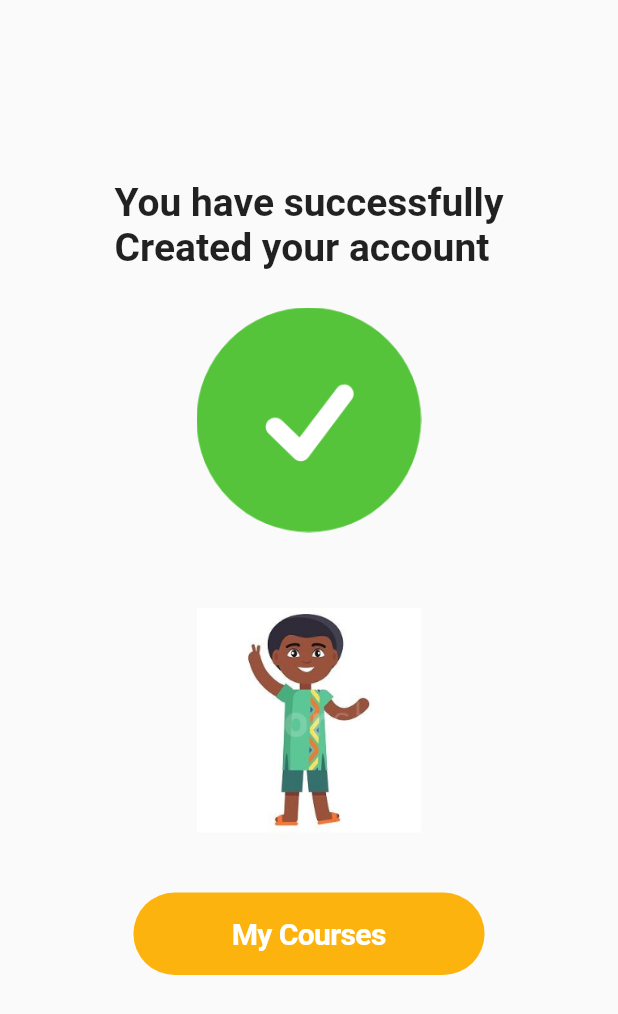
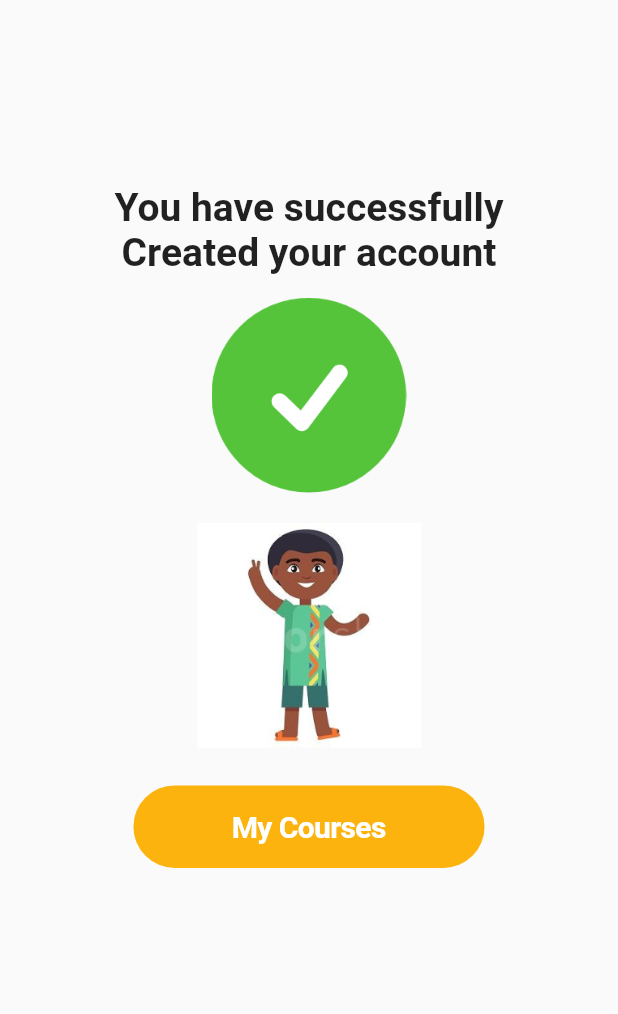
Before and after one commit to norbertkross/w2schools, a Flutter app: the AccountCreatedScreen screen opened directly, on a phone screen of 412 x 824 dp. Shown: the top 1014 px of the screen. Run offline on Flutter 3.47's test engine with Material 2 defaults, Android fonts, the phone set to English and light mode, and no system bars; our stand-ins replace flutter_screenutil.

Commit message:
implemented the register home screen

```diff
--- a/lib/Screens/TestButton/CreateAccount/accountCreated.dart
+++ b/lib/Screens/TestButton/CreateAccount/accountCreated.dart
@@ -1,5 +1,7 @@
 import 'package:flutter/material.dart';
 import 'package:w2schools/Components/reUseButton.dart';
+import 'package:flutter_screenutil/flutter_screenutil.dart';
+
 
 class AccountCreatedScreen extends StatefulWidget {
   /// A class that displays a welcome screen once a user account has been
@@ -12,32 +14,53 @@ class AccountCreatedScreen extends StatefulWidget {
 class _AccountCreatedScreenState extends State<AccountCreatedScreen> {
   @override
   Widget build(BuildContext context) {
+    //fill in the screen size of the device in the design
+    ScreenUtil.init(
+        context,
+        width: MediaQuery.of(context).size.width,
+        height: MediaQuery.of(context).size.height);
+
     return Scaffold(
           body: Center(
         child: Container(
-          margin: EdgeInsets.only(top:120.0, left:10.0, right: 10.0),
+          height: MediaQuery.of(context).size.height,
+          padding: EdgeInsets.only(
+            top:MediaQuery.of(context).size.height * 0.15,
+            left:10.0,
+            right: 10.0),
           child: Column(
             children: <Widget>[
               Center(
                 child: Text(
-                  "You have successfully\nCreated your account",
+                  "You have successfully",
                   style: TextStyle(
                     fontSize: 26.0,
                     fontWeight: FontWeight.bold
                   ),
                 ),
               ),
+              Center(
+                child: Text(
+                  "Created your account",
+                  style: TextStyle(
+                    fontSize: 26.0,
+                    fontWeight: FontWeight.bold
+                  ),
+                ),
+              ),
+              SizedBox(height: ScreenUtil().setHeight(15.0),),
               Container(
-                width: 150,
-                height: 200,
+                width: 130,
+                // height: 200,
                 child: Image(image: AssetImage('asset/Group 23.png'),)
                 ),
+                SizedBox(height: ScreenUtil().setHeight(20.0),),
                 Container(
                   width: 150,
-                  height: 200,
+                  // height: 200,
                   child:Image(image: AssetImage('asset/INH_47129_18887.png'))
                 ),
-                SizedBox(height: 15.0,),
+                SizedBox(height: ScreenUtil().setHeight(25.0),),
                 ReUseButtonWithText(label: "My Courses", onTap: (){})
             ],
           ),
```
Also changed, not shown: lib/Screens/SignIn/registerHomeScreen.dart (added, +64 -0 lines), lib/Screens/SignIn/signInHomeScreen.dart (added, +54 -0 lines), lib/main.dart (+10 -2 lines).
